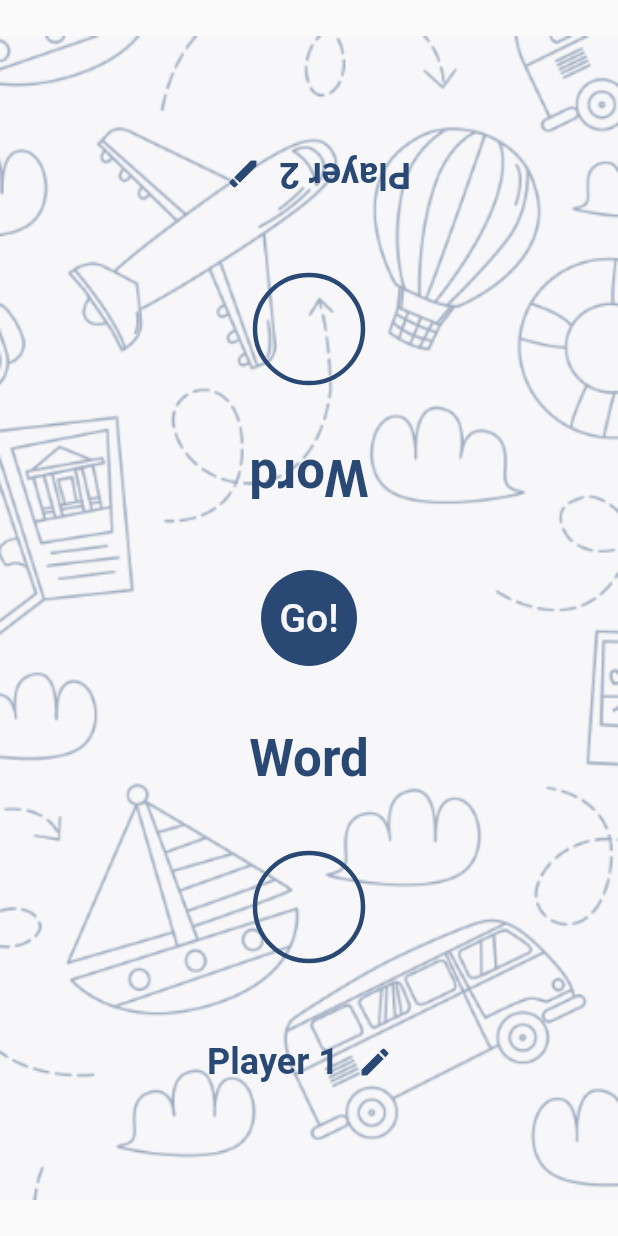
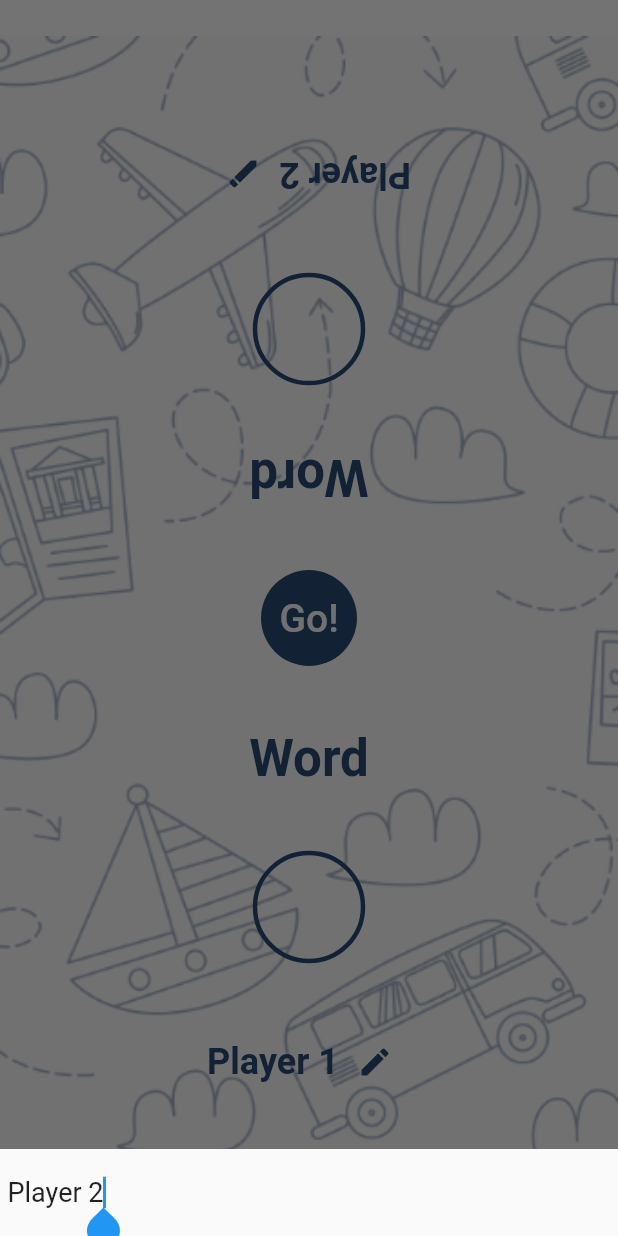
Before and after one commit to ParmarTarun/Chidiya-udd, a Flutter app: the GameScreen screen opened directly, after a tap on the "edit" icon, on a phone screen of 412 x 824 dp. Run offline on Flutter 3.47's test engine with Material 2 defaults, Android fonts, the phone set to English and light mode, and no system bars; our stand-ins replace confetti, percent_indicator.

Commit message:
Design modifications and done with player name editing

```diff
--- a/lib/Screens/GameScreen.dart
+++ b/lib/Screens/GameScreen.dart
@@ -2,7 +2,6 @@ import 'dart:math';
 import 'package:ChidiyaUdd/Widgets/Bar.dart';
 import 'package:ChidiyaUdd/Widgets/WinnerModal.dart';
 import 'package:ChidiyaUdd/utils/Constants.dart';
-import 'package:confetti/confetti.dart';
 import 'package:flutter/material.dart';
 
 class GameScreen extends StatefulWidget {
@@ -14,12 +13,28 @@ class _GameScreenState extends State<GameScreen> {
   bool _gameBegan = false;
   String player1 = "Player 1";
   String player2 = "Player 2";
-  ConfettiController _controller;
+  TextEditingController controller1;
+  TextEditingController controller2;
 
   @override
   void initState() {
     super.initState();
-    _controller = ConfettiController();
+    controller1 = TextEditingController(text: player1);
+    controller1.addListener(_controller1Listener);
+    controller2 = TextEditingController(text: player2);
+    controller2.addListener(_controller2Listener);
+  }
+
+  void _controller1Listener() {
+    setState(() {
+      player1 = controller1.text;
+    });
+  }
+
+  void _controller2Listener() {
+    setState(() {
+      player2 = controller2.text;
+    });
   }
 
   void _gameBegin() {
@@ -28,14 +43,43 @@ class _GameScreenState extends State<GameScreen> {
     });
   }
 
-  void _makeEditable() {}
-  void _endGame() {
+  void _editName(TextEditingController textController) {
+    showModalBottomSheet(
+      isScrollControlled: true,
+      context: context,
+      builder: (_) => Container(
+          padding: MediaQuery.of(context).viewInsets,
+          child: Row(
+            mainAxisSize: MainAxisSize.min,
+            children: <Widget>[
+              Expanded(
+                  child: Container(
+                    padding: EdgeInsets.all(5.0),
+                    child: TextField(
+                      style: TextStyle(fontSize: 18.0),
+                controller: textController,
+                autofocus: true,
+                decoration: InputDecoration(
+                    border: InputBorder.none
+                ),
+                onSubmitted: (newName) {
+                    textController.text = newName;
+                    Navigator.pop(context);
+                },
+              ),
+                  )),
+
+            ],
+          )),
+    );
+  }
+
+  void _endGame(player) {
     showDialog(
         context: context,
         builder: (_) => WinnerModal(
-              winnerName: player1,
+              winnerName: player,
             ));
-
 
     setState(() {
       _gameBegan = false;
@@ -44,13 +88,17 @@ class _GameScreenState extends State<GameScreen> {
 
   @override
   void dispose() {
-    _controller.dispose();
+    controller1.removeListener(_controller1Listener);
+    controller1.dispose();
+    controller2.removeListener(_controller2Listener);
+    controller2.dispose();
     super.dispose();
   }
 
   @override
   Widget build(BuildContext context) {
     return Scaffold(
+      resizeToAvoidBottomPadding: false,
       body: Stack(
         alignment: Alignment.center,
         children: <Widget>[
@@ -60,6 +108,7 @@ class _GameScreenState extends State<GameScreen> {
             fit: BoxFit.cover,
           ),
           Column(
+            mainAxisSize: MainAxisSize.max,
             mainAxisAlignment: MainAxisAlignment.spaceAround,
             children: <Widget>[
               SizedBox(height: 30.0),
@@ -80,7 +129,7 @@ class _GameScreenState extends State<GameScreen> {
                           Icons.edit,
                           color: Color(Colours.primaryColor),
                         ),
-                        onPressed: _makeEditable)
+                        onPressed: () => _editName(controller2))
                   ],
                 ),
               ),
@@ -105,8 +154,8 @@ class _GameScreenState extends State<GameScreen> {
               _gameBegan
                   ? Bar(
                       percent: 0.5,
-                      player1: player1,
-                      player2: player2,
+                      player1: controller1.text,
+                      player2: controller2.text,
                     )
                   : Container(
                       padding: EdgeInsets.all(8.0),
@@ -151,7 +200,7 @@ class _GameScreenState extends State<GameScreen> {
                         Icons.edit,
                         color: Color(Colours.primaryColor),
                       ),
-                      onPressed: _makeEditable)
+                      onPressed: () => _editName(controller1))
                 ],
               ),
               SizedBox(height: 30.0),
@@ -167,7 +216,7 @@ class _GameScreenState extends State<GameScreen> {
                 style: TextStyle(
                     color: Color(Colours.secondaryColor), fontSize: 20.0),
               ),
-              onPressed: _endGame)
+              onPressed: () => _endGame(player1))
           : null,
     );
   }
```
Also changed, not shown: lib/Screens/HomeScreen.dart (+10 -20 lines), assets/images/home_bg.png, assets/images/logo_white.png (added).
